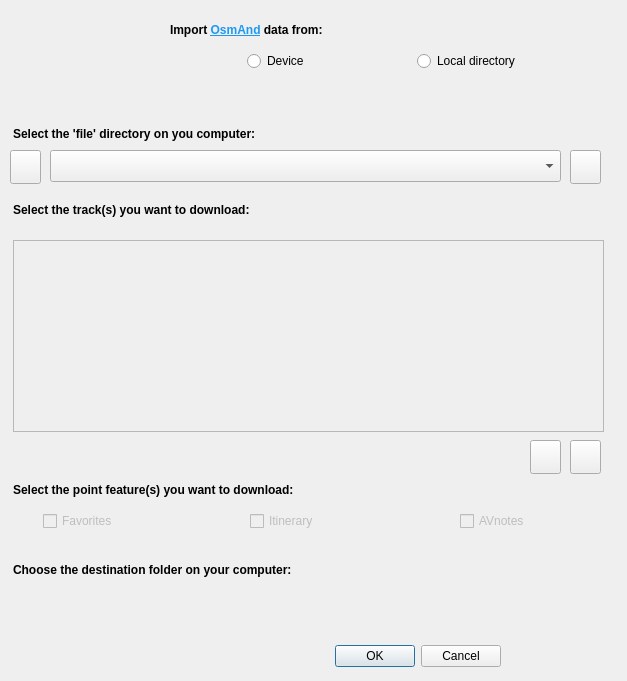
This is OsmAnd_bridge_import_dialog.ui in sylsta/OsmAnd_bridge as Qt 5 draws it before an edit. The edited form follows.
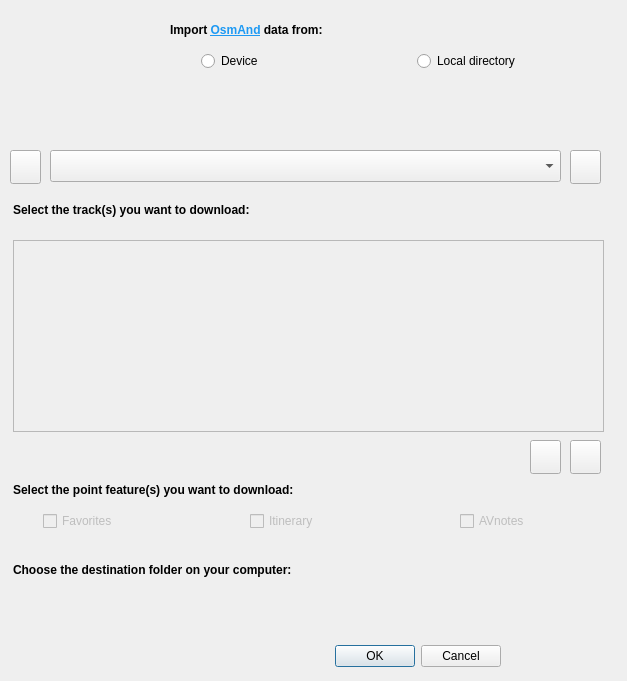
This is the edited form. Icons and pictures are not drawn. Custom widgets are drawn as their Qt base class.

What changed in the file:
```diff
--- a/OsmAnd_bridge_import_dialog.ui
+++ b/OsmAnd_bridge_import_dialog.ui
@@ -168,7 +168,7 @@
     </rect>
    </property>
    <property name="text">
-    <string>&lt;html&gt;&lt;head/&gt;&lt;body&gt;&lt;p&gt;&lt;span style=&quot; font-weight:600;&quot;&gt;Select the 'file' directory on you computer:&lt;/span&gt;&lt;/p&gt;&lt;/body&gt;&lt;/html&gt;</string>
+    <string>&lt;html&gt;&lt;head/&gt;&lt;body&gt;&lt;p&gt;&lt;br/&gt;&lt;/p&gt;&lt;/body&gt;&lt;/html&gt;</string>
    </property>
    <property name="alignment">
     <set>Qt::AlignBottom|Qt::AlignLeading|Qt::AlignLeft</set>
@@ -195,7 +195,7 @@
     <rect>
      <x>13</x>
      <y>480</y>
-     <width>411</width>
+     <width>581</width>
      <height>20</height>
     </rect>
    </property>
@@ -208,7 +208,7 @@
     <rect>
      <x>13</x>
      <y>560</y>
-     <width>411</width>
+     <width>591</width>
      <height>20</height>
     </rect>
    </property>
@@ -238,9 +238,9 @@
   <widget class="QRadioButton" name="rBdevice">
    <property name="geometry">
     <rect>
-     <x>247</x>
+     <x>201</x>
      <y>50</y>
-     <width>105</width>
+     <width>181</width>
      <height>22</height>
     </rect>
    </property>
@@ -256,7 +256,7 @@
     <rect>
      <x>417</x>
      <y>50</y>
-     <width>151</width>
+     <width>191</width>
      <height>22</height>
     </rect>
    </property>
```
